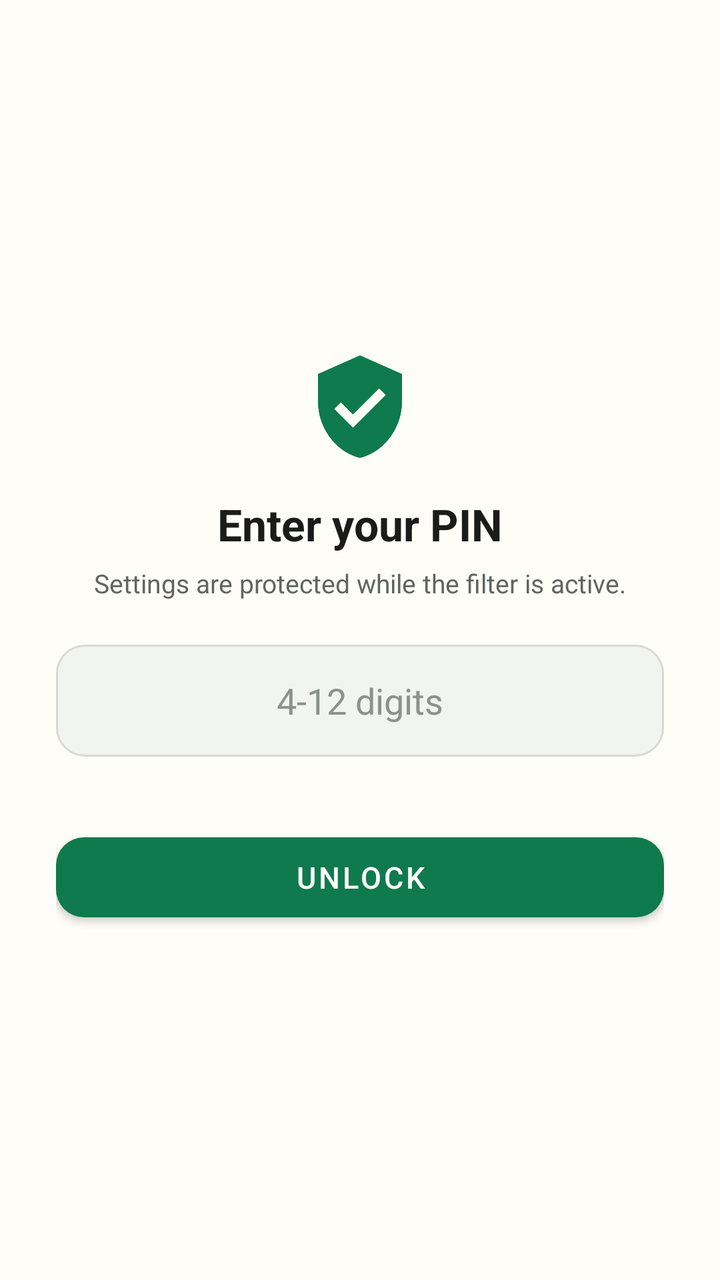
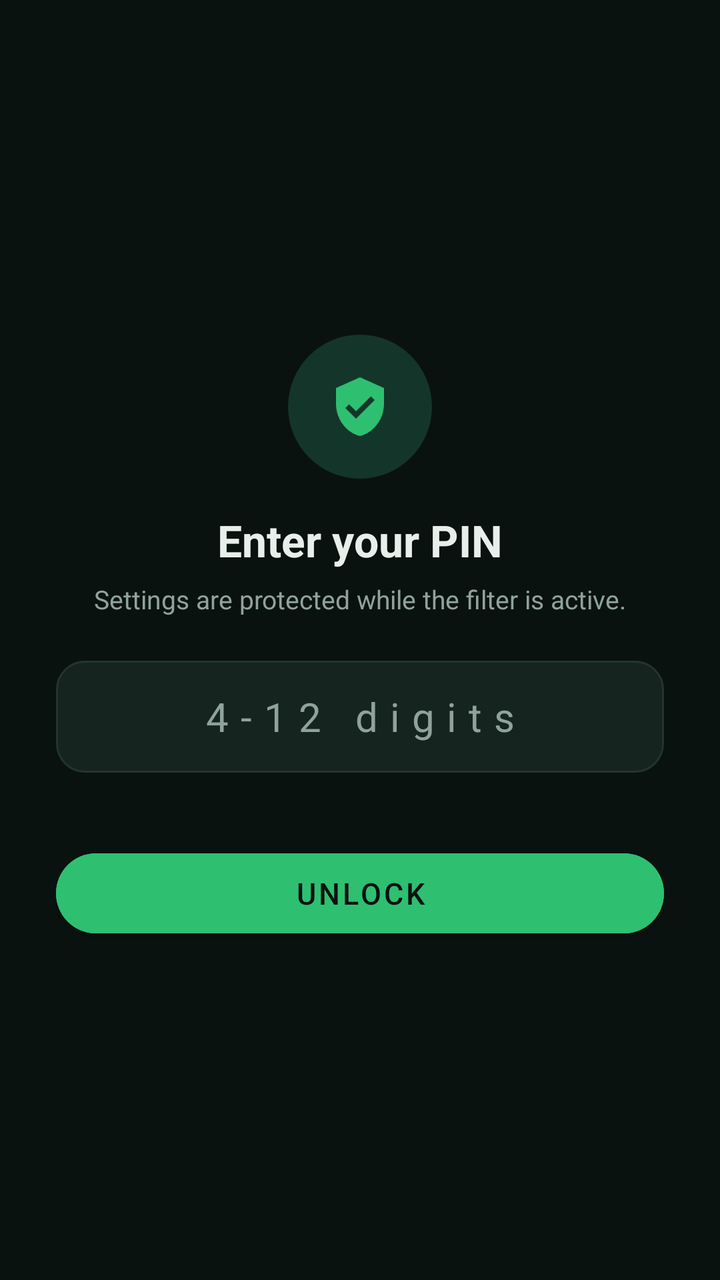

An Android layout rendered at two revisions. The XML below is the earlier revision; the diff shows what the commit changed to produce the second picture.
<!-- AndroidManifest.xml: application theme Theme.MazGuard -->
<!-- res/layout/view_pin_lock.xml -->
<?xml version="1.0" encoding="utf-8"?>
<LinearLayout xmlns:android="http://schemas.android.com/apk/res/android"
    xmlns:app="http://schemas.android.com/apk/res-auto"
    android:layout_width="match_parent"
    android:layout_height="match_parent"
    android:background="#FFFDF8"
    android:gravity="center"
    android:orientation="vertical"
    android:padding="28dp">

    <ImageView
        android:layout_width="56dp"
        android:layout_height="56dp"
        android:contentDescription="@string/gate_title"
        android:src="@drawable/ic_shield"
        android:tint="@color/brand" />

    <TextView
        android:layout_width="wrap_content"
        android:layout_height="wrap_content"
        android:layout_marginTop="16dp"
        android:text="@string/pin_required"
        android:textColor="@color/text_primary"
        android:textSize="22sp"
        android:textStyle="bold" />

    <TextView
        android:layout_width="match_parent"
        android:layout_height="wrap_content"
        android:layout_marginTop="6dp"
        android:gravity="center"
        android:text="@string/pin_required_body"
        android:textColor="@color/text_secondary"
        android:textSize="13sp" />

    <EditText
        android:id="@+id/et_pin"
        android:layout_width="match_parent"
        android:layout_height="56dp"
        android:layout_marginTop="22dp"
        android:background="@drawable/bg_pin"
        android:gravity="center"
        android:hint="@string/pin_hint"
        android:imeOptions="actionDone"
        android:inputType="numberPassword"
        android:maxLength="12"
        android:paddingStart="18dp"
        android:paddingEnd="18dp"
        android:textColor="@color/text_primary"
        android:textColorHint="#8A928A"
        android:textSize="18sp" />

    <TextView
        android:id="@+id/tv_pin_error"
        android:layout_width="match_parent"
        android:layout_height="wrap_content"
        android:layout_marginTop="10dp"
        android:gravity="center"
        android:textColor="@color/danger"
        android:textSize="12sp"
        android:visibility="invisible" />

    <com.google.android.material.button.MaterialButton
        android:id="@+id/btn_unlock"
        android:layout_width="match_parent"
        android:layout_height="52dp"
        android:layout_marginTop="8dp"
        android:text="@string/unlock"
        android:textSize="15sp"
        app:cornerRadius="14dp" />
</LinearLayout>
<!-- resources referenced by this layout -->
<resources>
  <color name="brand">#0F7A4D</color>
  <color name="danger">#B3261E</color>
  <color name="text_primary">#1A1C19</color>
  <color name="text_secondary">#5F665F</color>
  <!-- drawable bg_pin (drawable) -->
  <?xml version="1.0" encoding="utf-8"?>
  <shape xmlns:android="http://schemas.android.com/apk/res/android"
      android:shape="rectangle">
      <solid android:color="#F2F4F0" />
      <corners android:radius="14dp" />
      <stroke
          android:width="1dp"
          android:color="#D5DBD3" />
  </shape>
  <!-- drawable ic_shield (drawable) -->
  <?xml version="1.0" encoding="utf-8"?>
  <vector xmlns:android="http://schemas.android.com/apk/res/android"
      android:width="24dp"
      android:height="24dp"
      android:viewportWidth="24"
      android:viewportHeight="24">
      <path
          android:fillColor="#FFFFFFFF"
          android:pathData="M12,1L3,5v6c0,5.55 3.84,10.74 9,12 5.16,-1.26 9,-6.45 9,-12L21,5L12,1zM10.5,16.5l-4,-4 1.41,-1.41 2.59,2.58 5.59,-5.58L17.5,9.5z" />
  </vector>
  <string name="gate_title">Protected</string>
  <string name="pin_hint">4-12 digits</string>
  <string name="pin_required">Enter your PIN</string>
  <string name="pin_required_body">Settings are protected while the filter is active.</string>
  <string name="unlock">Unlock</string>
  <style name="Theme.MazGuard" parent="Theme.MaterialComponents.Light.NoActionBar">
          <item name="colorPrimary">@color/brand</item>
          <item name="colorPrimaryVariant">@color/brand_dark</item>
          <item name="colorOnPrimary">#FFFFFF</item>
          <item name="colorSecondary">@color/brand</item>
          <item name="colorSecondaryVariant">@color/brand_dark</item>
          <item name="colorOnSecondary">#FFFFFF</item>
          <item name="android:statusBarColor">@color/brand_dark</item>
          <item name="android:navigationBarColor">@color/brand_dark</item>
          <item name="android:windowLightStatusBar" tools:targetApi="m">false</item>
      </style>
  <color name="brand_dark">#0A5C3A</color>
</resources>

<!-- the commit's change to res/layout/view_pin_lock.xml (unified diff, before → after) -->
@@ -3,17 +3,19 @@
     xmlns:app="http://schemas.android.com/apk/res-auto"
     android:layout_width="match_parent"
     android:layout_height="match_parent"
-    android:background="#FFFDF8"
+    android:background="@color/bg"
     android:gravity="center"
     android:orientation="vertical"
     android:padding="28dp">
 
     <ImageView
-        android:layout_width="56dp"
-        android:layout_height="56dp"
+        android:layout_width="72dp"
+        android:layout_height="72dp"
+        android:background="@drawable/bg_shield_circle"
         android:contentDescription="@string/gate_title"
+        android:padding="20dp"
         android:src="@drawable/ic_shield"
-        android:tint="@color/brand" />
+        android:tint="@color/brand_bright" />
 
     <TextView
         android:layout_width="wrap_content"
@@ -43,12 +45,13 @@
         android:hint="@string/pin_hint"
         android:imeOptions="actionDone"
         android:inputType="numberPassword"
+        android:letterSpacing="0.3"
         android:maxLength="12"
         android:paddingStart="18dp"
         android:paddingEnd="18dp"
         android:textColor="@color/text_primary"
-        android:textColorHint="#8A928A"
-        android:textSize="18sp" />
+        android:textColorHint="@color/text_secondary"
+        android:textSize="20sp" />
 
     <TextView
         android:id="@+id/tv_pin_error"
@@ -65,7 +68,9 @@
         android:layout_width="match_parent"
         android:layout_height="52dp"
         android:layout_marginTop="8dp"
+        android:backgroundTint="@color/brand_bright"
         android:text="@string/unlock"
+        android:textColor="@color/bg"
         android:textSize="15sp"
-        app:cornerRadius="14dp" />
+        app:cornerRadius="28dp" />
 </LinearLayout>
<!-- resource entries referenced after the edit -->
@@ -1,18 +1,26 @@
 <!-- resources referenced by this layout -->
 <resources>
+  <color name="bg">#0A1210</color>
+  <color name="brand_bright">#2FBF71</color>
   <color name="brand">#0F7A4D</color>
-  <color name="danger">#B3261E</color>
-  <color name="text_primary">#1A1C19</color>
-  <color name="text_secondary">#5F665F</color>
+  <color name="danger">#FF7A6E</color>
+  <color name="text_primary">#E8EFEB</color>
+  <color name="text_secondary">#8FA39B</color>
   <!-- drawable bg_pin (drawable) -->
   <?xml version="1.0" encoding="utf-8"?>
   <shape xmlns:android="http://schemas.android.com/apk/res/android"
       android:shape="rectangle">
-      <solid android:color="#F2F4F0" />
+      <solid android:color="@color/surface_raised" />
       <corners android:radius="14dp" />
       <stroke
           android:width="1dp"
-          android:color="#D5DBD3" />
+          android:color="@color/border" />
+  </shape>
+  <!-- drawable bg_shield_circle (drawable) -->
+  <?xml version="1.0" encoding="utf-8"?>
+  <shape xmlns:android="http://schemas.android.com/apk/res/android"
+      android:shape="oval">
+      <solid android:color="#14352A" />
   </shape>
   <!-- drawable ic_shield (drawable) -->
   <?xml version="1.0" encoding="utf-8"?>
@@ -31,16 +39,18 @@
   <string name="pin_required_body">Settings are protected while the filter is active.</string>
   <string name="unlock">Unlock</string>
   <style name="Theme.MazGuard" parent="Theme.MaterialComponents.Light.NoActionBar">
-          <item name="colorPrimary">@color/brand</item>
-          <item name="colorPrimaryVariant">@color/brand_dark</item>
-          <item name="colorOnPrimary">#FFFFFF</item>
-          <item name="colorSecondary">@color/brand</item>
-          <item name="colorSecondaryVariant">@color/brand_dark</item>
-          <item name="colorOnSecondary">#FFFFFF</item>
-          <item name="android:statusBarColor">@color/brand_dark</item>
-          <item name="android:navigationBarColor">@color/brand_dark</item>
+          <item name="colorPrimary">@color/brand_bright</item>
+          <item name="colorPrimaryVariant">@color/brand</item>
+          <item name="colorOnPrimary">@color/bg</item>
+          <item name="colorSecondary">@color/brand_bright</item>
+          <item name="colorSecondaryVariant">@color/brand</item>
+          <item name="colorOnSecondary">@color/bg</item>
+          <item name="android:windowBackground">@color/bg</item>
+          <item name="android:statusBarColor">@color/bg</item>
+          <item name="android:navigationBarColor">@color/bg</item>
           <item name="android:windowLightStatusBar" tools:targetApi="m">false</item>
       </style>
-  <color name="brand_dark">#0A5C3A</color>
+  <color name="surface_raised">#16241F</color>
+  <color name="border">#22352E</color>
 </resources>
 
